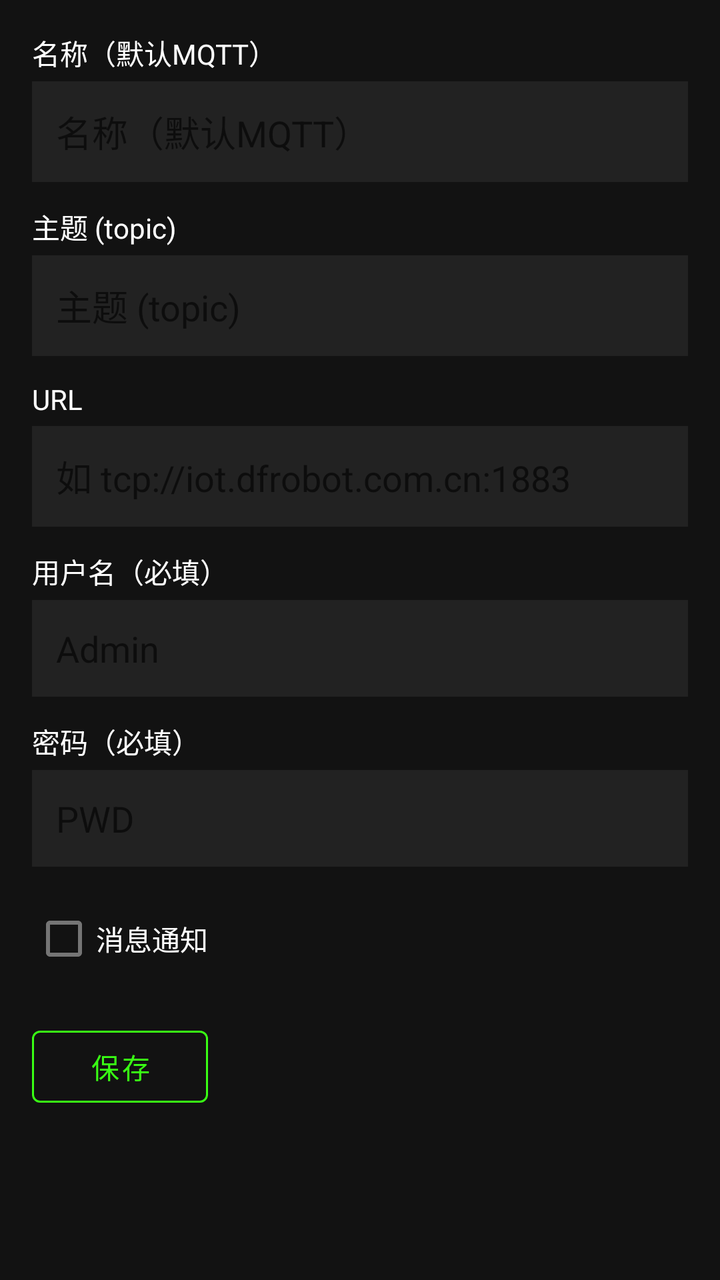
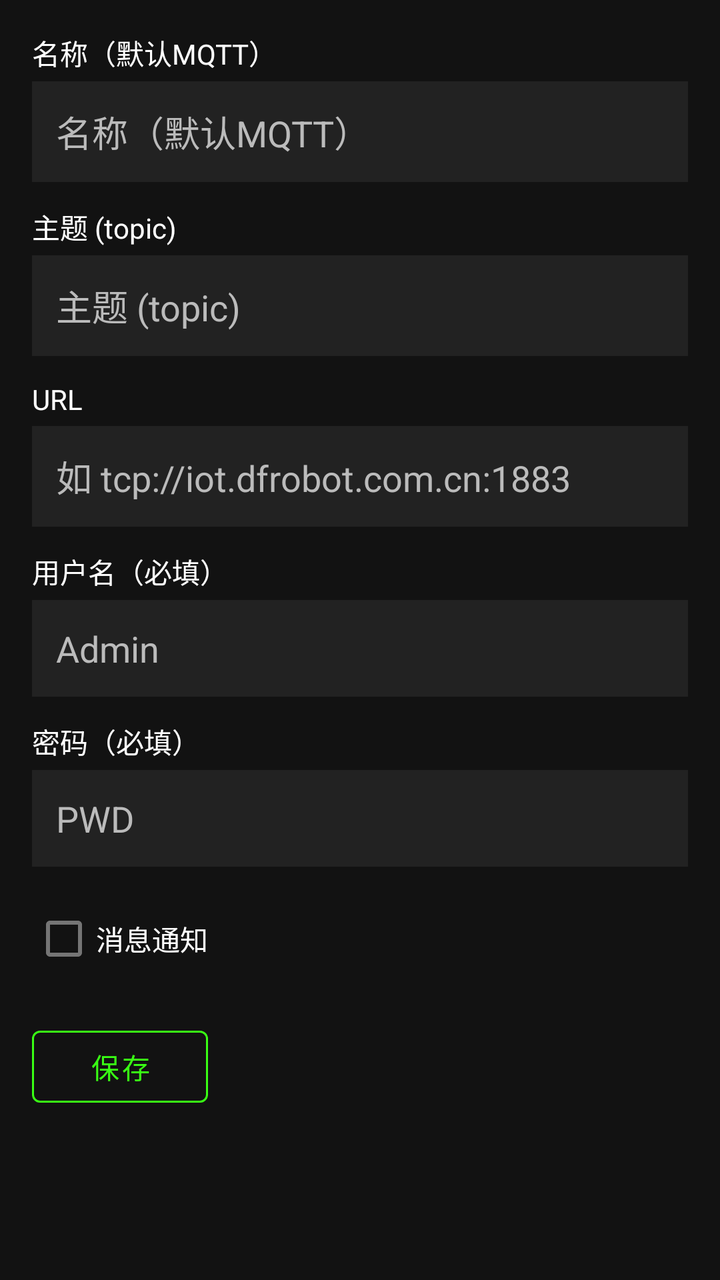

Compare the two renders of this Android layout. The source of the first and the diff that turns it into the second are given below.
<!-- AndroidManifest.xml: application theme Theme.MQTTClient -->
<!-- res/layout/activity_add_topic.xml -->
<?xml version="1.0" encoding="utf-8"?>

<ScrollView xmlns:android="http://schemas.android.com/apk/res/android"
    xmlns:app="http://schemas.android.com/apk/res-auto"
    android:layout_width="match_parent"
    android:layout_height="match_parent"
    android:background="#121212"
    android:clickable="true"
    android:focusableInTouchMode="true">

    <LinearLayout
        android:layout_width="match_parent"
        android:layout_height="wrap_content"
        android:orientation="vertical"
        android:padding="16dp">

        <TextView
            android:layout_width="wrap_content"
            android:layout_height="wrap_content"
            android:text="@string/name_hint"
            android:textColor="#FFFFFF"
            android:textSize="14sp"
            android:layout_marginBottom="4dp"/>

        <EditText
            android:id="@+id/etName"
            android:layout_width="match_parent"
            android:layout_height="wrap_content"
            android:hint="@string/name_hint"
            android:textColor="#FFFFFF"
            android:background="#222222"
            android:padding="12dp"
            android:layout_marginBottom="12dp"
            android:singleLine="true"
            android:inputType="text"
            android:imeOptions="actionNext"/>

        <TextView
            android:layout_width="wrap_content"
            android:layout_height="wrap_content"
            android:text="@string/topic_hint"
            android:textColor="#FFFFFF"
            android:textSize="14sp"
            android:layout_marginBottom="4dp"/>

        <EditText
            android:id="@+id/etTopic"
            android:layout_width="match_parent"
            android:layout_height="wrap_content"
            android:hint="@string/topic_hint"
            android:textColor="#FFFFFF"
            android:background="#222222"
            android:padding="12dp"
            android:layout_marginBottom="12dp"
            android:singleLine="true"
            android:inputType="text"
            android:imeOptions="actionNext"/>

        <TextView
            android:layout_width="wrap_content"
            android:layout_height="wrap_content"
            android:text="URL"
            android:textColor="#FFFFFF"
            android:textSize="14sp"
            android:layout_marginBottom="4dp"/>

        <EditText
            android:id="@+id/etUrl"
            android:layout_width="match_parent"
            android:layout_height="wrap_content"
            android:hint="@string/url_hint"
            android:textColor="#FFFFFF"
            android:background="#222222"
            android:padding="12dp"
            android:layout_marginBottom="12dp"
            android:singleLine="true"
            android:inputType="textUri"
            android:imeOptions="actionNext"/>

        <TextView
            android:layout_width="wrap_content"
            android:layout_height="wrap_content"
            android:text="@string/username_hint"
            android:textColor="#FFFFFF"
            android:textSize="14sp"
            android:layout_marginBottom="4dp"/>

        <EditText
            android:id="@+id/etUsername"
            android:layout_width="match_parent"
            android:layout_height="wrap_content"
            android:hint="Admin"
            android:textColor="#FFFFFF"
            android:background="#222222"
            android:padding="12dp"
            android:layout_marginBottom="12dp"
            android:singleLine="true"
            android:inputType="text"
            android:imeOptions="actionNext"/>

        <TextView
            android:layout_width="wrap_content"
            android:layout_height="wrap_content"
            android:text="@string/password_hint"
            android:textColor="#FFFFFF"
            android:textSize="14sp"
            android:layout_marginBottom="4dp"/>

        <EditText
            android:id="@+id/etPassword"
            android:layout_width="match_parent"
            android:layout_height="wrap_content"
            android:hint="PWD"
            android:textColor="#FFFFFF"
            android:background="#222222"
            android:padding="12dp"
            android:layout_marginBottom="12dp"
            android:singleLine="true"
            android:inputType="text"
            android:imeOptions="actionDone"/>

        <CheckBox
            android:id="@+id/cbNotify"
            android:layout_width="wrap_content"
            android:layout_height="wrap_content"
            android:text="@string/notify_label"
            android:textColor="#FFFFFF"
            android:layout_marginBottom="16dp"/>

        <com.google.android.material.button.MaterialButton
            android:id="@+id/btnSave"
            style="@style/Widget.MaterialComponents.Button.OutlinedButton"
            android:layout_width="wrap_content"
            android:layout_height="wrap_content"
            android:text="@string/save"
            android:textColor="#39FF14"
            app:strokeColor="#39FF14"/>
    </LinearLayout>
</ScrollView>
<!-- resources referenced by this layout -->
<resources>
  <string name="name_hint">名称（默认MQTT）</string>
  <string name="notify_label">消息通知</string>
  <string name="password_hint">密码（必填）</string>
  <string name="save">保存</string>
  <string name="topic_hint">主题 (topic)</string>
  <string name="url_hint">如 tcp://iot.dfrobot.com.cn:1883</string>
  <string name="username_hint">用户名（必填）</string>
  <style name="Theme.MQTTClient" parent="Theme.MaterialComponents.DayNight.NoActionBar">
          <item name="colorPrimary">#4CAF50</item>
          <item name="colorPrimaryVariant">#388E3C</item>
          <item name="colorOnPrimary">@android:color/white</item>
          <item name="colorSecondary">#81C784</item>
      </style>
</resources>

<!-- the commit's change to res/layout/activity_add_topic.xml (unified diff, before → after) -->
@@ -4,7 +4,6 @@
     xmlns:app="http://schemas.android.com/apk/res-auto"
     android:layout_width="match_parent"
     android:layout_height="match_parent"
-    android:background="#121212"
     android:clickable="true"
     android:focusableInTouchMode="true">
 
@@ -27,6 +26,9 @@
             android:layout_width="match_parent"
             android:layout_height="wrap_content"
             android:hint="@string/name_hint"
+            android:tag="fixed"
+            android:textColorHint="#BBBBBB"
+            android:autofillHints="name"
             android:textColor="#FFFFFF"
             android:background="#222222"
             android:padding="12dp"
@@ -48,6 +50,9 @@
             android:layout_width="match_parent"
             android:layout_height="wrap_content"
             android:hint="@string/topic_hint"
+            android:tag="fixed"
+            android:textColorHint="#BBBBBB"
+            android:importantForAutofill="no"
             android:textColor="#FFFFFF"
             android:background="#222222"
             android:padding="12dp"
@@ -59,7 +64,7 @@
         <TextView
             android:layout_width="wrap_content"
             android:layout_height="wrap_content"
-            android:text="URL"
+            android:text="@string/url_label"
             android:textColor="#FFFFFF"
             android:textSize="14sp"
             android:layout_marginBottom="4dp"/>
@@ -69,6 +74,9 @@
             android:layout_width="match_parent"
             android:layout_height="wrap_content"
             android:hint="@string/url_hint"
+            android:tag="fixed"
+            android:textColorHint="#BBBBBB"
+            android:importantForAutofill="no"
             android:textColor="#FFFFFF"
             android:background="#222222"
             android:padding="12dp"
@@ -89,7 +97,10 @@
             android:id="@+id/etUsername"
             android:layout_width="match_parent"
             android:layout_height="wrap_content"
-            android:hint="Admin"
+            android:hint="@string/username_placeholder"
+            android:tag="fixed"
+            android:textColorHint="#BBBBBB"
+            android:autofillHints="username"
             android:textColor="#FFFFFF"
             android:background="#222222"
             android:padding="12dp"
@@ -110,13 +121,16 @@
             android:id="@+id/etPassword"
             android:layout_width="match_parent"
             android:layout_height="wrap_content"
-            android:hint="PWD"
+            android:hint="@string/password_placeholder"
+            android:tag="fixed"
+            android:textColorHint="#BBBBBB"
+            android:inputType="textPassword"
+            android:autofillHints="password"
             android:textColor="#FFFFFF"
             android:background="#222222"
             android:padding="12dp"
             android:layout_marginBottom="12dp"
             android:singleLine="true"
-            android:inputType="text"
             android:imeOptions="actionDone"/>
 
         <CheckBox
<!-- resource entries referenced after the edit -->
@@ -3,15 +3,19 @@
   <string name="name_hint">名称（默认MQTT）</string>
   <string name="notify_label">消息通知</string>
   <string name="password_hint">密码（必填）</string>
+  <string name="password_placeholder">PWD</string>
   <string name="save">保存</string>
   <string name="topic_hint">主题 (topic)</string>
   <string name="url_hint">如 tcp://iot.dfrobot.com.cn:1883</string>
+  <string name="url_label">URL</string>
   <string name="username_hint">用户名（必填）</string>
+  <string name="username_placeholder">Admin</string>
   <style name="Theme.MQTTClient" parent="Theme.MaterialComponents.DayNight.NoActionBar">
           <item name="colorPrimary">#4CAF50</item>
           <item name="colorPrimaryVariant">#388E3C</item>
           <item name="colorOnPrimary">@android:color/white</item>
           <item name="colorSecondary">#81C784</item>
+          <item name="android:windowBackground">#121212</item>
       </style>
 </resources>
 
